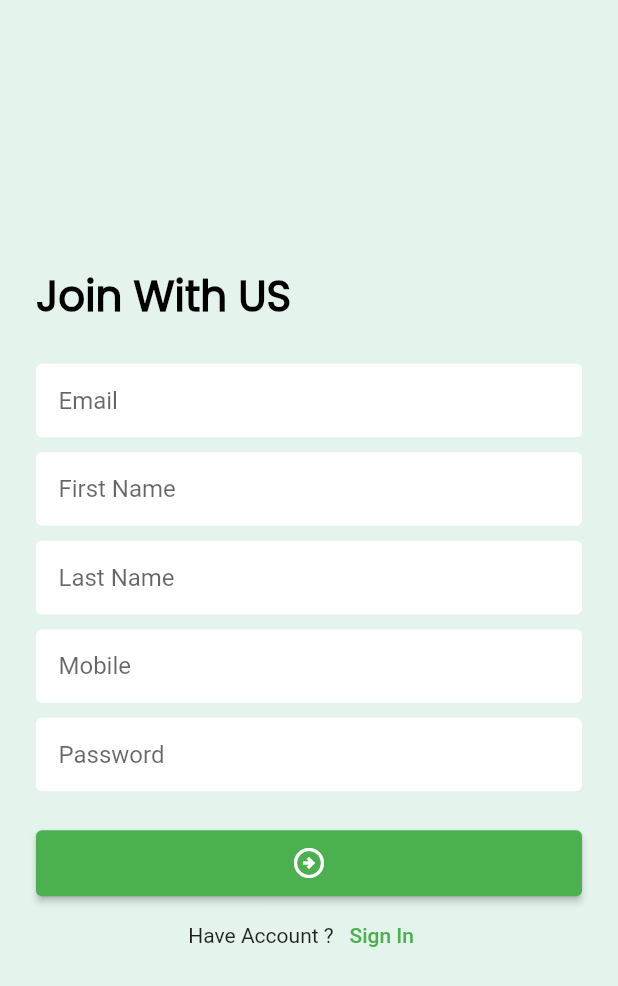
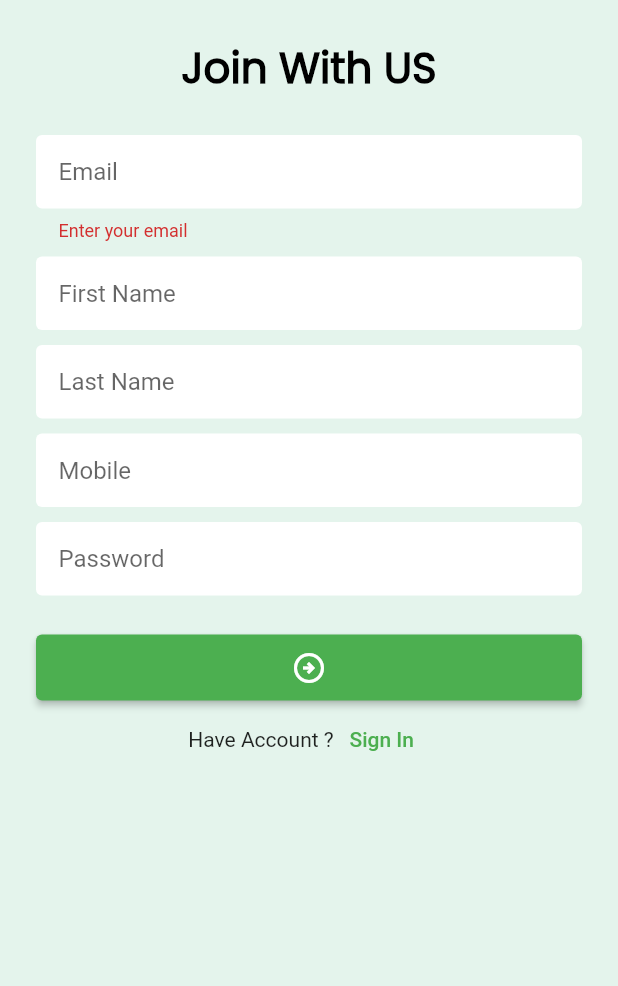
Before and after one commit to Ibrahim-K98han/Flutter_Taskmanager_Application, a Flutter app: the SignUpScreen screen opened directly, after a tap on the "arrow circle right" icon, on a phone screen of 412 x 824 dp. Shown: the top 986 px of the screen. Run offline on Flutter 3.47's test engine with Material 2 defaults, Android fonts, the phone set to English and light mode, and no system bars; our stand-ins replace lottie, pin_code_fields.

Commit message:
email validator added

```diff
--- a/lib/ui/screens/sign_up_screen.dart
+++ b/lib/ui/screens/sign_up_screen.dart
@@ -14,15 +14,23 @@ class SignUpScreen extends StatefulWidget {
 }
 
 class _SignUpScreenState extends State<SignUpScreen> {
+  final TextEditingController emailETController = TextEditingController();
+  final TextEditingController firstNameETController = TextEditingController();
+  final TextEditingController lastNameETController = TextEditingController();
+  final TextEditingController mobileETController = TextEditingController();
+  final TextEditingController passwordETController = TextEditingController();
+  final GlobalKey<FormState> _formKey = GlobalKey<FormState>();
   @override
   Widget build(BuildContext context) {
     return Scaffold(
       body: ScreenBackgroun(
         child: Padding(
           padding: const EdgeInsets.all(24),
+          child: Form(
+            key: _formKey,
             child: Column(
-            mainAxisAlignment: MainAxisAlignment.center,
-            crossAxisAlignment: CrossAxisAlignment.start,
+              // mainAxisAlignment: MainAxisAlignment.center,
+              // crossAxisAlignment: CrossAxisAlignment.start,
               children: [
                 Text(
                   'Join With US',
@@ -32,7 +40,13 @@ class _SignUpScreenState extends State<SignUpScreen> {
                   height: 24,
                 ),
                 AppTextField(
-                controller: TextEditingController(),
+                  controller: emailETController,
+                  validator: (value) {
+                    if (value!.isEmpty) {
+                      return 'Enter your email';
+                    }
+                    return null;
+                  },
                   hintText: 'Email',
                 ),
                 Padding(
@@ -68,11 +82,16 @@ class _SignUpScreenState extends State<SignUpScreen> {
                   height: 24,
                 ),
                 AppElevatedButton(
-                onTap: () {},
+                  onTap: () {
+                    if(_formKey.currentState!.validate()){
+
+                    }
+                  },
                   child: const Icon(Icons.arrow_circle_right_outlined),
                 ),
                 AppTextButton(
                   onTap: () {
+
                     Navigator.push(
                       context,
                       MaterialPageRoute(
@@ -87,6 +106,7 @@ class _SignUpScreenState extends State<SignUpScreen> {
             ),
           ),
         ),
+      ),
     );
   }
 }
--- a/lib/ui/widgets/app_text_filed.dart
+++ b/lib/ui/widgets/app_text_filed.dart
@@ -8,19 +8,27 @@ class AppTextField extends StatelessWidget {
       required this.hintText,
       required this.controller,
       this.obsecureText,
+      this.validator,
       this.maxLines});
 
-  final String? hintText;
+  final String hintText;
   final TextEditingController controller;
   final bool? obsecureText;
   final int? maxLines;
+  final Function(String?)? validator;
 
   @override
   Widget build(BuildContext context) {
     return TextFormField(
       controller: controller,
       obscureText: obsecureText ?? false,
-      maxLines: maxLines,
+      maxLines: maxLines ?? 1,
+      validator: (value) {
+        if (validator != null) {
+          return validator!(value);
+        }
+        return null;
+      },
       decoration: InputDecoration(
           contentPadding:
               const EdgeInsets.symmetric(horizontal: 15, vertical: 15),
```
Also changed, not shown: lib/data/network_utils.dart (+23 -0 lines). Lines whose indentation alone changed are shown as unchanged.
